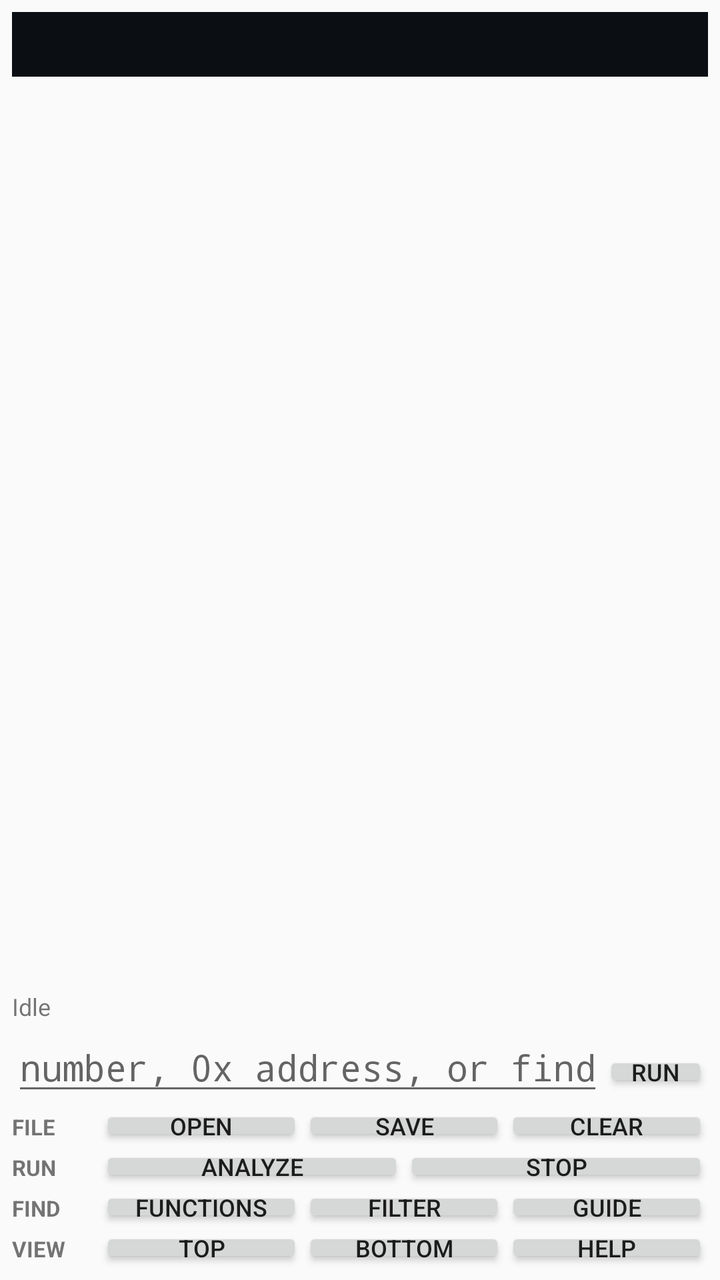
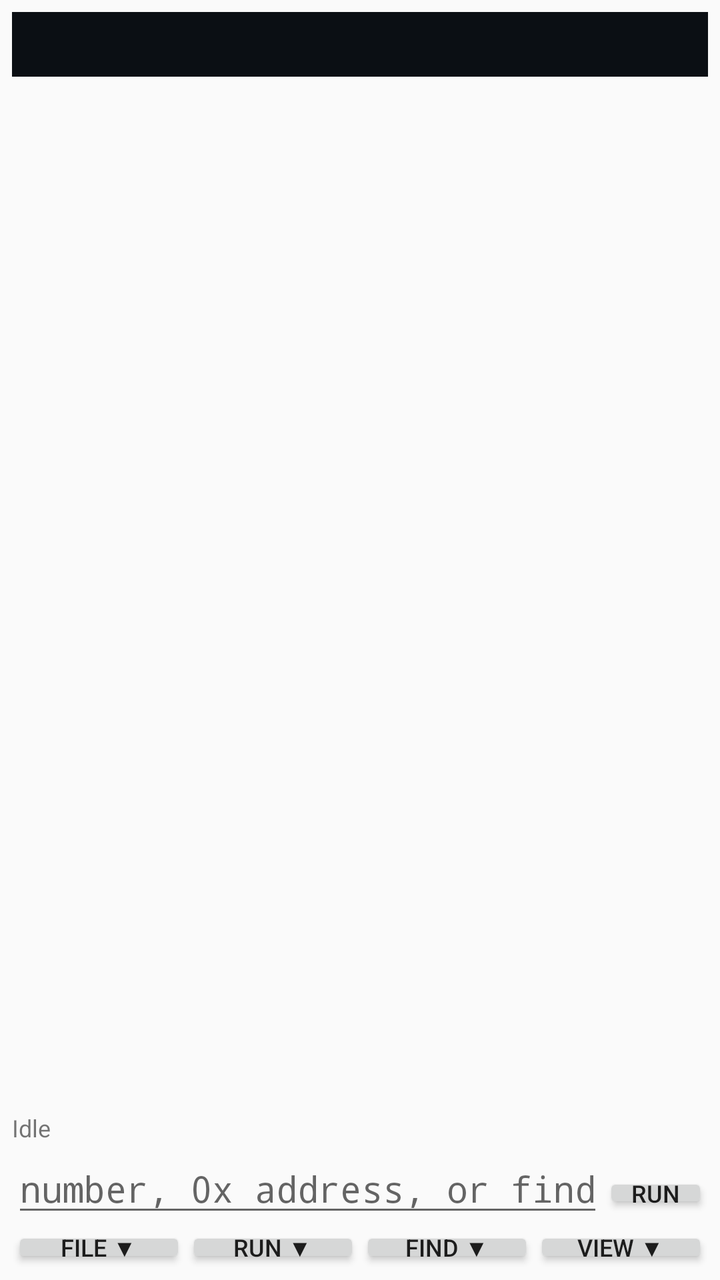

Compare the two renders of this Android layout. The source of the first and the diff that turns it into the second are given below.
<!-- AndroidManifest.xml: application theme android:Theme.Material.Light.NoActionBar -->
<!-- res/layout/activity_main.xml -->
<?xml version="1.0" encoding="utf-8"?>
<LinearLayout xmlns:android="http://schemas.android.com/apk/res/android"
    android:layout_width="match_parent"
    android:layout_height="match_parent"
    android:orientation="vertical"
    android:padding="6dp">

    <ScrollView
        android:id="@+id/scrollView"
        android:layout_width="match_parent"
        android:layout_height="0dp"
        android:layout_weight="1"
        android:fadeScrollbars="false"
        android:scrollbarAlwaysDrawVerticalTrack="true"
        android:scrollbarSize="10dp"
        android:scrollbarStyle="insideOverlay">

        
        <HorizontalScrollView
            android:layout_width="match_parent"
            android:layout_height="wrap_content"
            android:background="#0B0F14"
            android:fadeScrollbars="false"
            android:scrollbarAlwaysDrawHorizontalTrack="true"
            android:scrollbarSize="10dp"
            android:scrollbarStyle="insideOverlay">

            <TextView
                android:id="@+id/outputText"
                android:layout_width="wrap_content"
                android:layout_height="wrap_content"
                android:fontFamily="monospace"
                android:padding="8dp"
                android:textColor="#D4D4D4"
                android:textIsSelectable="true"
                android:textSize="12sp" />
        </HorizontalScrollView>
    </ScrollView>

    <ProgressBar
        android:id="@+id/progressBar"
        style="?android:attr/progressBarStyleHorizontal"
        android:layout_width="match_parent"
        android:layout_height="wrap_content"
        android:indeterminate="true"
        android:visibility="gone" />

    <TextView
        android:id="@+id/statusText"
        android:layout_width="match_parent"
        android:layout_height="wrap_content"
        android:text="Idle"
        android:textSize="12sp" />

    
    <LinearLayout
        android:layout_width="match_parent"
        android:layout_height="wrap_content"
        android:orientation="horizontal">

        <EditText
            android:id="@+id/cmdInput"
            android:layout_width="0dp"
            android:layout_height="wrap_content"
            android:layout_weight="1"
            android:fontFamily="monospace"
            android:hint="number, 0x address, or find WORD"
            android:imeOptions="actionGo"
            android:inputType="text"
            android:singleLine="true" />

        <Button
            android:id="@+id/runButton"
            style="@style/CompactButton"
            android:layout_width="wrap_content"
            android:layout_height="wrap_content"
            android:paddingLeft="14dp"
            android:paddingRight="14dp"
            android:text="Run" />
    </LinearLayout>

    
    <LinearLayout
        android:layout_width="match_parent"
        android:layout_height="wrap_content"
        android:orientation="horizontal">

        <TextView
            android:layout_width="44dp"
            android:layout_height="wrap_content"
            android:gravity="center_vertical"
            android:text="FILE"
            android:textSize="11sp"
            android:textStyle="bold" />

        <Button
            android:id="@+id/openButton"
            style="@style/CompactButton"
            android:layout_width="0dp"
            android:layout_height="wrap_content"
            android:layout_weight="1"
            android:text="Open" />

        <Button
            android:id="@+id/saveButton"
            style="@style/CompactButton"
            android:layout_width="0dp"
            android:layout_height="wrap_content"
            android:layout_weight="1"
            android:text="Save" />

        <Button
            android:id="@+id/clearButton"
            style="@style/CompactButton"
            android:layout_width="0dp"
            android:layout_height="wrap_content"
            android:layout_weight="1"
            android:text="Clear" />
    </LinearLayout>

    <LinearLayout
        android:layout_width="match_parent"
        android:layout_height="wrap_content"
        android:orientation="horizontal">

        <TextView
            android:layout_width="44dp"
            android:layout_height="wrap_content"
            android:gravity="center_vertical"
            android:text="RUN"
            android:textSize="11sp"
            android:textStyle="bold" />

        <Button
            android:id="@+id/analyzeButton"
            style="@style/CompactButton"
            android:layout_width="0dp"
            android:layout_height="wrap_content"
            android:layout_weight="1"
            android:text="Analyze" />

        <Button
            android:id="@+id/stopButton"
            style="@style/CompactButton"
            android:layout_width="0dp"
            android:layout_height="wrap_content"
            android:layout_weight="1"
            android:text="Stop" />
    </LinearLayout>

    <LinearLayout
        android:layout_width="match_parent"
        android:layout_height="wrap_content"
        android:orientation="horizontal">

        <TextView
            android:layout_width="44dp"
            android:layout_height="wrap_content"
            android:gravity="center_vertical"
            android:text="FIND"
            android:textSize="11sp"
            android:textStyle="bold" />

        <Button
            android:id="@+id/functionsButton"
            style="@style/CompactButton"
            android:layout_width="0dp"
            android:layout_height="wrap_content"
            android:layout_weight="1"
            android:text="Functions" />

        <Button
            android:id="@+id/filterButton"
            style="@style/CompactButton"
            android:layout_width="0dp"
            android:layout_height="wrap_content"
            android:layout_weight="1"
            android:text="Filter" />

        <Button
            android:id="@+id/guideButton"
            style="@style/CompactButton"
            android:layout_width="0dp"
            android:layout_height="wrap_content"
            android:layout_weight="1"
            android:text="Guide" />
    </LinearLayout>

    <LinearLayout
        android:layout_width="match_parent"
        android:layout_height="wrap_content"
        android:orientation="horizontal">

        <TextView
            android:layout_width="44dp"
            android:layout_height="wrap_content"
            android:gravity="center_vertical"
            android:text="VIEW"
            android:textSize="11sp"
            android:textStyle="bold" />

        <Button
            android:id="@+id/topButton"
            style="@style/CompactButton"
            android:layout_width="0dp"
            android:layout_height="wrap_content"
            android:layout_weight="1"
            android:text="Top" />

        <Button
            android:id="@+id/bottomButton"
            style="@style/CompactButton"
            android:layout_width="0dp"
            android:layout_height="wrap_content"
            android:layout_weight="1"
            android:text="Bottom" />

        <Button
            android:id="@+id/helpButton"
            style="@style/CompactButton"
            android:layout_width="0dp"
            android:layout_height="wrap_content"
            android:layout_weight="1"
            android:text="Help" />
    </LinearLayout>

</LinearLayout>
<!-- resources referenced by this layout -->
<resources>
  <style name="CompactButton" parent="@android:style/Widget.Material.Button">
          <item name="android:minHeight">0dp</item>
          <item name="android:minWidth">0dp</item>
          <item name="android:textSize">12sp</item>
          <item name="android:paddingTop">2dp</item>
          <item name="android:paddingBottom">2dp</item>
      </style>
</resources>

<!-- the commit's change to res/layout/activity_main.xml (unified diff, before → after) -->
@@ -85,143 +85,37 @@
         android:layout_height="wrap_content"
         android:orientation="horizontal">
 
-        <TextView
-            android:layout_width="44dp"
-            android:layout_height="wrap_content"
-            android:gravity="center_vertical"
-            android:text="FILE"
-            android:textSize="11sp"
-            android:textStyle="bold" />
-
         <Button
-            android:id="@+id/openButton"
+            android:id="@+id/fileMenuButton"
             style="@style/CompactButton"
             android:layout_width="0dp"
             android:layout_height="wrap_content"
             android:layout_weight="1"
-            android:text="Open" />
+            android:text="FILE ▼" />
 
         <Button
-            android:id="@+id/saveButton"
+            android:id="@+id/runMenuButton"
             style="@style/CompactButton"
             android:layout_width="0dp"
             android:layout_height="wrap_content"
             android:layout_weight="1"
-            android:text="Save" />
+            android:text="RUN ▼" />
 
         <Button
-            android:id="@+id/clearButton"
+            android:id="@+id/findMenuButton"
             style="@style/CompactButton"
             android:layout_width="0dp"
             android:layout_height="wrap_content"
             android:layout_weight="1"
-            android:text="Clear" />
-    </LinearLayout>
-
-    <LinearLayout
-        android:layout_width="match_parent"
-        android:layout_height="wrap_content"
-        android:orientation="horizontal">
-
-        <TextView
-            android:layout_width="44dp"
-            android:layout_height="wrap_content"
-            android:gravity="center_vertical"
-            android:text="RUN"
-            android:textSize="11sp"
-            android:textStyle="bold" />
+            android:text="FIND ▼" />
 
         <Button
-            android:id="@+id/analyzeButton"
+            android:id="@+id/viewMenuButton"
             style="@style/CompactButton"
             android:layout_width="0dp"
             android:layout_height="wrap_content"
             android:layout_weight="1"
-            android:text="Analyze" />
-
-        <Button
-            android:id="@+id/stopButton"
-            style="@style/CompactButton"
-            android:layout_width="0dp"
-            android:layout_height="wrap_content"
-            android:layout_weight="1"
-            android:text="Stop" />
-    </LinearLayout>
-
-    <LinearLayout
-        android:layout_width="match_parent"
-        android:layout_height="wrap_content"
-        android:orientation="horizontal">
-
-        <TextView
-            android:layout_width="44dp"
-            android:layout_height="wrap_content"
-            android:gravity="center_vertical"
-            android:text="FIND"
-            android:textSize="11sp"
-            android:textStyle="bold" />
-
-        <Button
-            android:id="@+id/functionsButton"
-            style="@style/CompactButton"
-            android:layout_width="0dp"
-            android:layout_height="wrap_content"
-            android:layout_weight="1"
-            android:text="Functions" />
-
-        <Button
-            android:id="@+id/filterButton"
-            style="@style/CompactButton"
-            android:layout_width="0dp"
-            android:layout_height="wrap_content"
-            android:layout_weight="1"
-            android:text="Filter" />
-
-        <Button
-            android:id="@+id/guideButton"
-            style="@style/CompactButton"
-            android:layout_width="0dp"
-            android:layout_height="wrap_content"
-            android:layout_weight="1"
-            android:text="Guide" />
-    </LinearLayout>
-
-    <LinearLayout
-        android:layout_width="match_parent"
-        android:layout_height="wrap_content"
-        android:orientation="horizontal">
-
-        <TextView
-            android:layout_width="44dp"
-            android:layout_height="wrap_content"
-            android:gravity="center_vertical"
-            android:text="VIEW"
-            android:textSize="11sp"
-            android:textStyle="bold" />
-
-        <Button
-            android:id="@+id/topButton"
-            style="@style/CompactButton"
-            android:layout_width="0dp"
-            android:layout_height="wrap_content"
-            android:layout_weight="1"
-            android:text="Top" />
-
-        <Button
-            android:id="@+id/bottomButton"
-            style="@style/CompactButton"
-            android:layout_width="0dp"
-            android:layout_height="wrap_content"
-            android:layout_weight="1"
-            android:text="Bottom" />
-
-        <Button
-            android:id="@+id/helpButton"
-            style="@style/CompactButton"
-            android:layout_width="0dp"
-            android:layout_height="wrap_content"
-            android:layout_weight="1"
-            android:text="Help" />
+            android:text="VIEW ▼" />
     </LinearLayout>
 
 </LinearLayout>
